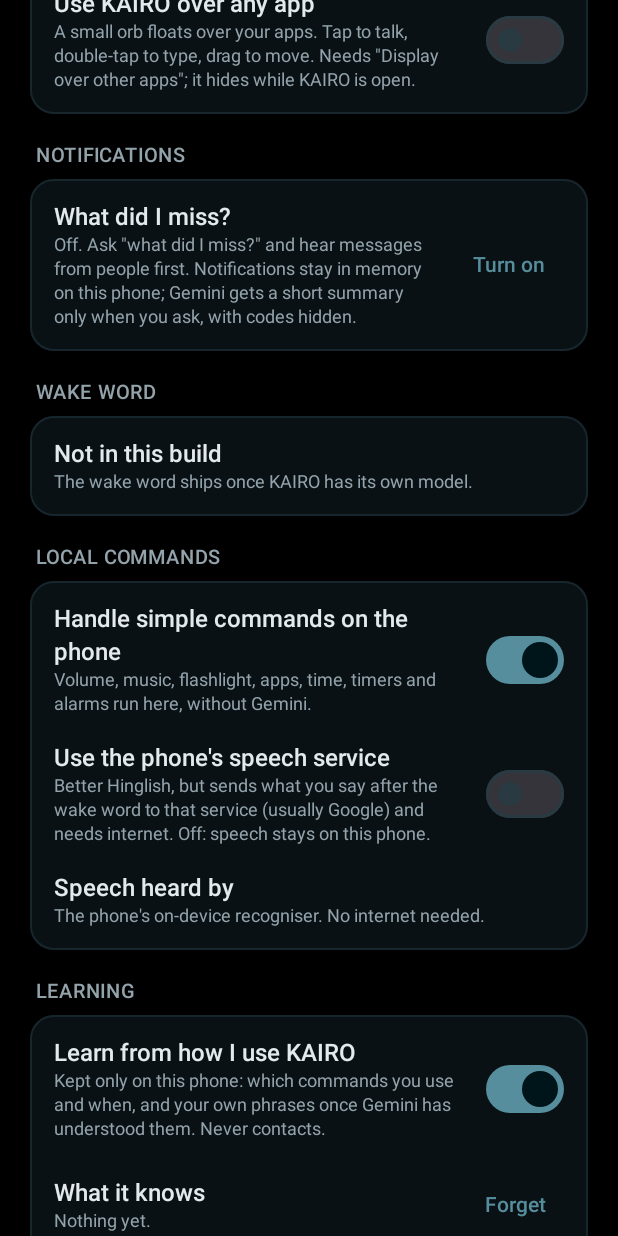
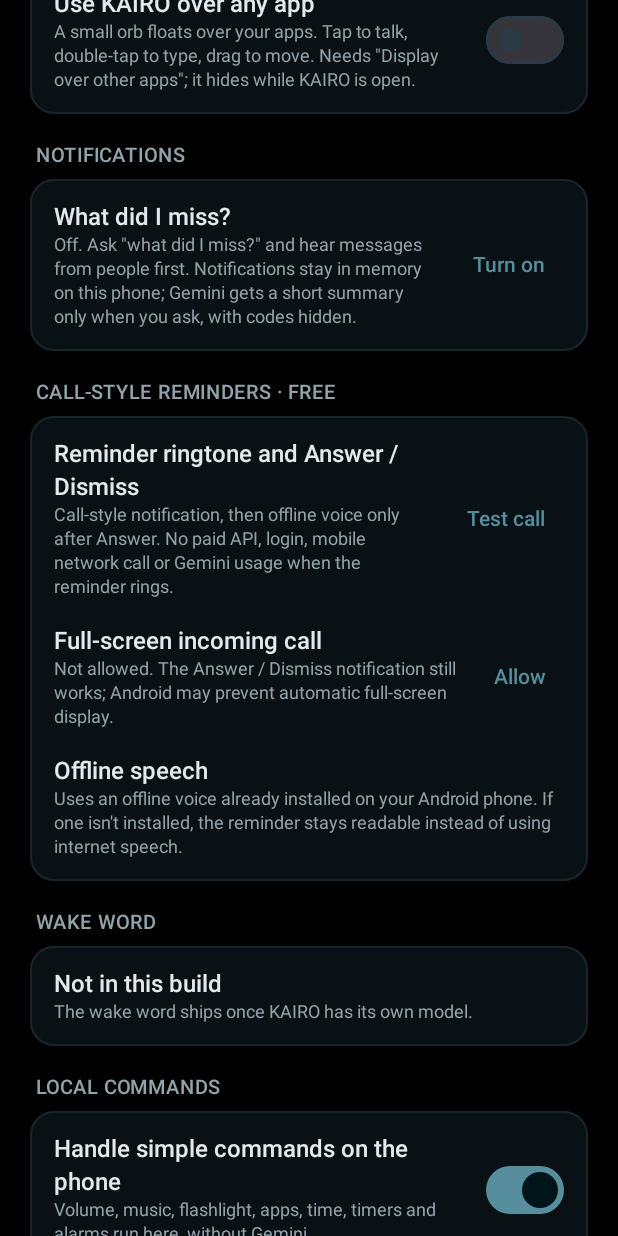
Before and after one commit to KAIRO-01/P1, an Android app built with Jetpack Compose: the composable SettingsScreen shown on its own in the app's theme, scrolled down 576 dp, on a phone screen of 412 x 824 dp. Run offline under Robolectric (Android 15) with nearby library versions, the phone set to English and light mode, and no system bars.

Commit message:
Add free call-reminder settings, full-screen permission and test-call button

```diff
--- a/app/src/main/java/app/shilex/android/ui/SettingsScreen.kt
+++ b/app/src/main/java/app/shilex/android/ui/SettingsScreen.kt
@@ -1,7 +1,14 @@
 package app.shilex.android.ui
 
+import android.Manifest
+import android.app.NotificationManager
 import android.content.Intent
+import android.content.pm.PackageManager
 import android.net.Uri
+import android.os.Build
+import androidx.activity.compose.rememberLauncherForActivityResult
+import androidx.activity.result.contract.ActivityResultContracts
+import androidx.core.content.ContextCompat
 import android.provider.Settings
 import androidx.compose.foundation.layout.Arrangement
 import androidx.compose.foundation.layout.Column
@@ -30,6 +37,7 @@ import app.shilex.android.data.Settings as AppSettings
 import app.shilex.android.memory.MemoryStore
 import app.shilex.android.notify.NotificationWatch
 import app.shilex.android.orb.FloatingOrb
+import app.shilex.android.reminders.Reminders
 import app.shilex.android.wake.WakeWordModel
 
 @Composable
@@ -122,6 +130,72 @@ fun SettingsScreen(assistant: AssistantViewModel) {
             ) {
                 TextButton(onClick = { open(Settings.ACTION_NOTIFICATION_LISTENER_SETTINGS) }) { Text(if (notifyOn) "Change" else "Turn on") }
             }
+        }
+
+        Section("Call-style reminders · free") {
+            val manager = context.getSystemService(NotificationManager::class.java)
+            var notificationsAllowed by remember {
+                mutableStateOf(
+                    Build.VERSION.SDK_INT < Build.VERSION_CODES.TIRAMISU ||
+                        ContextCompat.checkSelfPermission(context, Manifest.permission.POST_NOTIFICATIONS) ==
+                        PackageManager.PERMISSION_GRANTED,
+                )
+            }
+            var callsAllowed by remember {
+                mutableStateOf(
+                    Build.VERSION.SDK_INT < 34 || manager.canUseFullScreenIntent(),
+                )
+            }
+            val requestNotifications = rememberLauncherForActivityResult(
+                ActivityResultContracts.RequestPermission(),
+            ) { notificationsAllowed = it }
+            LifecycleResumeEffect(Unit) {
+                notificationsAllowed = Build.VERSION.SDK_INT < Build.VERSION_CODES.TIRAMISU ||
+                    ContextCompat.checkSelfPermission(context, Manifest.permission.POST_NOTIFICATIONS) ==
+                    PackageManager.PERMISSION_GRANTED
+                callsAllowed = Build.VERSION.SDK_INT < 34 || manager.canUseFullScreenIntent()
+                onPauseOrDispose { }
+            }
+
+            InfoRow(
+                "Reminder ringtone and Answer / Dismiss",
+                "Call-style notification, then offline voice only after Answer. No paid API, login, " +
+                    "mobile network call or Gemini usage when the reminder rings.",
+            ) {
+                TextButton(onClick = {
+                    if (notificationsAllowed) {
+                        Reminders(context).testCall()
+                    } else if (Build.VERSION.SDK_INT >= Build.VERSION_CODES.TIRAMISU) {
+                        requestNotifications.launch(Manifest.permission.POST_NOTIFICATIONS)
+                    }
+                }) { Text(if (notificationsAllowed) "Test call" else "Allow") }
+            }
+            if (Build.VERSION.SDK_INT >= 34) {
+                InfoRow(
+                    "Full-screen incoming call",
+                    if (callsAllowed) "Allowed. The call screen can open over the lock screen."
+                    else "Not allowed. The Answer / Dismiss notification still works; " +
+                        "Android may prevent automatic full-screen display.",
+                ) {
+                    TextButton(onClick = {
+                        val intent = Intent(Settings.ACTION_MANAGE_APP_USE_FULL_SCREEN_INTENT,
+                            Uri.parse("package:${context.packageName}"))
+                            .addFlags(Intent.FLAG_ACTIVITY_NEW_TASK)
+                        runCatching { context.startActivity(intent) }.onFailure {
+                            context.startActivity(
+                                Intent(Settings.ACTION_APPLICATION_DETAILS_SETTINGS,
+                                    Uri.parse("package:${context.packageName}"))
+                                    .addFlags(Intent.FLAG_ACTIVITY_NEW_TASK),
+                            )
+                        }
+                    }) { Text(if (callsAllowed) "Review" else "Allow") }
+                }
+            }
+            InfoRow(
+                "Offline speech",
+                "Uses an offline voice already installed on your Android phone. " +
+                    "If one isn't installed, the reminder stays readable instead of using internet speech.",
+            )
         }
 
         Section("Wake word") {
```
